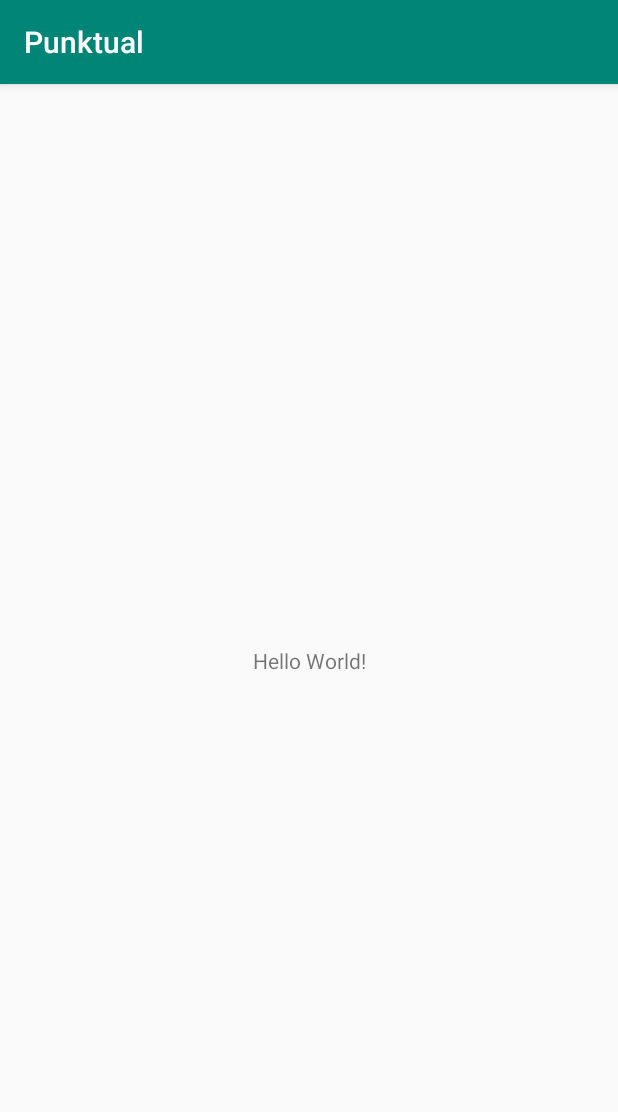
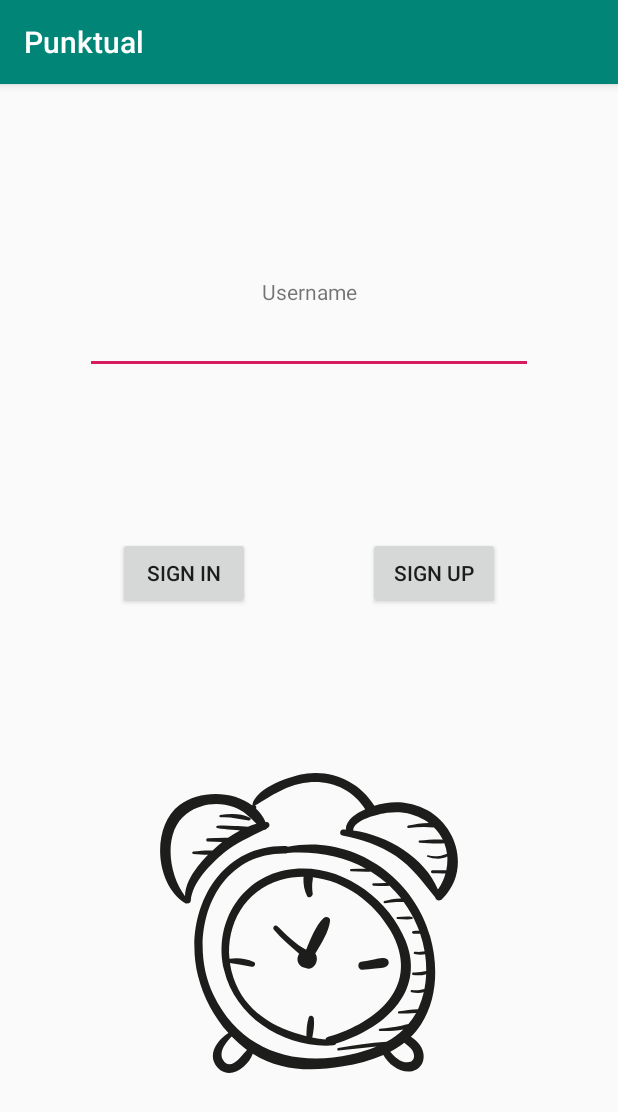
Before and after one commit to ladrinkteam/punktual, an Android app: the screen it shows after launch (MainActivity), on a phone screen of 412 x 824 dp. Shown: the top 1112 px of the screen. Run offline under Robolectric (Android 15) with nearby library versions, the phone set to English and light mode, and no system bars.

Commit message:
Add login fragment into main activity

```diff
--- a/app/build.gradle
+++ b/app/build.gradle
@@ -27,10 +27,10 @@ dependencies {
     implementation fileTree(dir: 'libs', include: ['*.jar'])
     implementation "org.jetbrains.kotlin:kotlin-stdlib-jdk7:$kotlin_version"
     implementation 'androidx.appcompat:appcompat:1.1.0'
-    implementation 'androidx.core:core-ktx:1.1.0'
+    implementation 'androidx.core:core-ktx:1.2.0'
     implementation 'androidx.constraintlayout:constraintlayout:1.1.3'
     implementation 'androidx.legacy:legacy-support-v4:1.0.0'
     testImplementation 'junit:junit:4.12'
-    androidTestImplementation 'androidx.test.ext:junit:1.1.0'
+    androidTestImplementation 'androidx.test.ext:junit:1.1.1'
     androidTestImplementation 'androidx.test.espresso:espresso-core:3.2.0'
 }
--- a/app/src/main/res/layout/activity_main.xml
+++ b/app/src/main/res/layout/activity_main.xml
@@ -4,15 +4,13 @@
     xmlns:tools="http://schemas.android.com/tools"
     android:layout_width="match_parent"
     android:layout_height="match_parent"
+    android:orientation="vertical"
     tools:context=".MainActivity">
 
-    <TextView
-        android:layout_width="wrap_content"
-        android:layout_height="wrap_content"
-        android:text="Hello World!"
-        app:layout_constraintBottom_toBottomOf="parent"
-        app:layout_constraintLeft_toLeftOf="parent"
-        app:layout_constraintRight_toRightOf="parent"
-        app:layout_constraintTop_toTopOf="parent" />
+    <fragment
+        android:id="@+id/loginFragment"
+        android:name="com.example.punktual.screens.login.LoginFragment"
+        android:layout_width="match_parent"
+        android:layout_height="match_parent"/>
 
 </androidx.constraintlayout.widget.ConstraintLayout>
--- a/app/src/main/res/layout/fragment_login.xml
+++ b/app/src/main/res/layout/fragment_login.xml
@@ -10,8 +10,8 @@
 
     <ImageView
         android:id="@+id/clockImage"
-        android:layout_width="wrap_content"
-        android:layout_height="wrap_content"
+        android:layout_width="200dp"
+        android:layout_height="200dp"
         android:contentDescription="@string/a_clock"
         android:src="@drawable/ic_draw_alarm_clock_"
         app:layout_constraintBottom_toBottomOf="parent"
```
